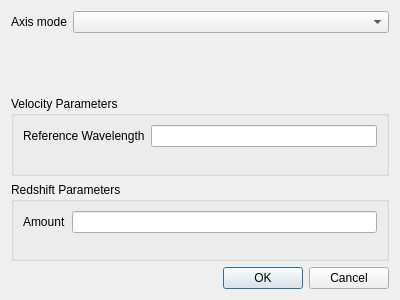
This is pyfocal/ui/qt/uic/source/axisdialog.ui in astropy/specutils as Qt 5 draws it before an edit. The edited form follows.
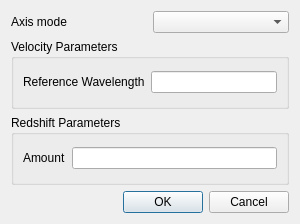
This is the edited form.

The edit to the form file:
```diff
--- a/pyfocal/ui/qt/uic/source/axisdialog.ui
+++ b/pyfocal/ui/qt/uic/source/axisdialog.ui
@@ -6,12 +6,12 @@
    <rect>
     <x>0</x>
     <y>0</y>
-    <width>400</width>
-    <height>300</height>
+    <width>300</width>
+    <height>224</height>
    </rect>
   </property>
   <property name="sizePolicy">
-   <sizepolicy hsizetype="Preferred" vsizetype="Preferred">
+   <sizepolicy hsizetype="Minimum" vsizetype="Minimum">
     <horstretch>0</horstretch>
     <verstretch>0</verstretch>
    </sizepolicy>
@@ -21,15 +21,15 @@
   </property>
   <layout class="QVBoxLayout" name="verticalLayout">
    <item>
-    <layout class="QFormLayout" name="formLayout_2">
-     <item row="0" column="0">
+    <layout class="QHBoxLayout" name="horizontalLayout">
+     <item>
       <widget class="QLabel" name="axisModeLabel">
        <property name="text">
         <string>Axis mode</string>
        </property>
       </widget>
      </item>
-     <item row="0" column="1">
+     <item>
       <widget class="QComboBox" name="axisModeComboBox"/>
      </item>
     </layout>
@@ -41,15 +41,15 @@
      </property>
      <layout class="QVBoxLayout" name="verticalLayout_2">
       <item>
-       <layout class="QFormLayout" name="formLayout">
-        <item row="0" column="0">
+       <layout class="QHBoxLayout" name="horizontalLayout_3">
+        <item>
          <widget class="QLabel" name="referenenceWavelengthLabel">
           <property name="text">
            <string>Reference Wavelength</string>
           </property>
          </widget>
         </item>
-        <item row="0" column="1">
+        <item>
          <widget class="QLineEdit" name="referenenceWavelengthLineEdit"/>
         </item>
        </layout>
@@ -64,15 +64,15 @@
      </property>
      <layout class="QVBoxLayout" name="verticalLayout_3">
       <item>
-       <layout class="QFormLayout" name="formLayout_3">
-        <item row="0" column="0">
+       <layout class="QHBoxLayout" name="horizontalLayout_2">
+        <item>
          <widget class="QLabel" name="referenenceWavelengthLabel_2">
           <property name="text">
            <string>Amount</string>
           </property>
          </widget>
         </item>
-        <item row="0" column="1">
+        <item>
          <widget class="QLineEdit" name="referenenceWavelengthLineEdit_2"/>
         </item>
        </layout>
```
